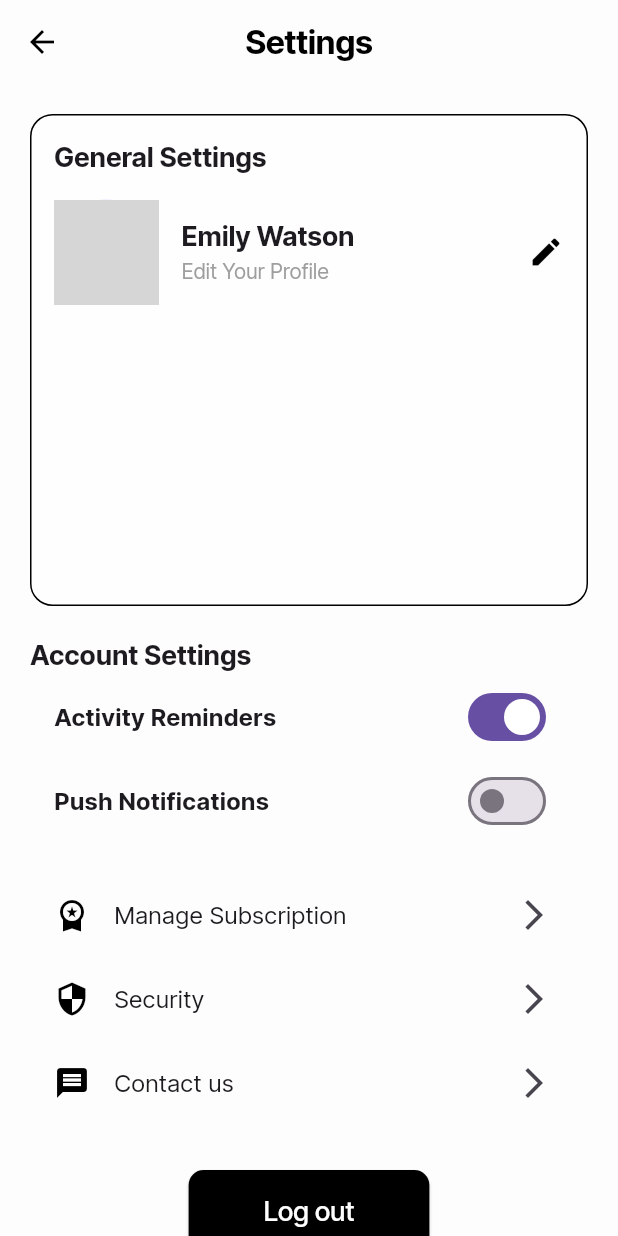
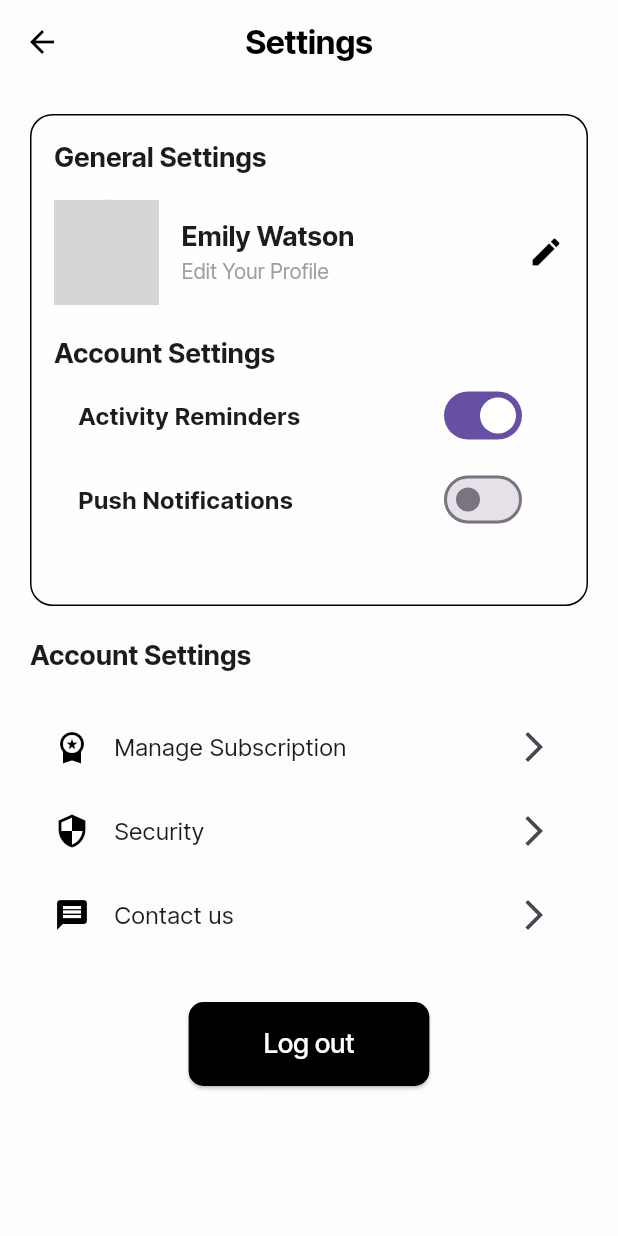
Before and after one commit to BondTime-New/Bondtime-App, a Flutter app: the screen it shows after launch, on a phone screen of 412 x 824 dp. Run offline on Flutter 3.47's test engine with Material 3 defaults, Android fonts, the phone set to English and light mode, and no system bars; network calls fail; grey boxes are pictures that could not be loaded.

Commit message:
Corrected the general settings button

```diff
--- a/lib/settings_page.dart
+++ b/lib/settings_page.dart
@@ -30,7 +30,8 @@ class SettingsPage extends StatelessWidget {
           crossAxisAlignment: CrossAxisAlignment.start,
           children: [
             // General Settings Card
-            // General Settings Card
+
+// General Settings Card
 Container(
   width: 380, // Set width
   height: 328, // Set height
@@ -44,14 +45,18 @@ Container(
     child: Column(
       crossAxisAlignment: CrossAxisAlignment.start,
       children: [
+        // Header
         Text(
           'General Settings',
           style: TextStyle(
+            fontFamily: 'InterTight', // Use Inter Tight
             fontSize: 18,
             fontWeight: FontWeight.bold,
           ),
         ),
         SizedBox(height: 15),
+
+        // Profile Section
         Row(
           children: [
             CircleAvatar(
@@ -66,6 +71,7 @@ Container(
                 Text(
                   'Emily Watson',
                   style: TextStyle(
+                    fontFamily: 'InterTight', // Use Inter Tight
                     fontSize: 18,
                     fontWeight: FontWeight.bold,
                   ),
@@ -73,6 +79,7 @@ Container(
                 Text(
                   'Edit Your Profile',
                   style: TextStyle(
+                    fontFamily: 'InterTight', // Use Inter Tight
                     color: Colors.grey,
                   ),
                 ),
@@ -81,6 +88,39 @@ Container(
             Spacer(),
             Icon(Icons.edit, color: Colors.black),
           ],
+        ),
+        SizedBox(height: 20),
+
+        // Account Settings
+        Text(
+          'Account Settings',
+          style: TextStyle(
+            fontFamily: 'InterTight', // Use Inter Tight
+            fontSize: 18,
+            fontWeight: FontWeight.bold,
+          ),
+        ),
+        SwitchListTile(
+          title: Text(
+            'Activity Reminders',
+            style: TextStyle(
+              fontFamily: 'InterTight', // Use Inter Tight
+              fontWeight: FontWeight.bold,
+            ),
+          ),
+          value: true,
+          onChanged: (value) {},
+        ),
+        SwitchListTile(
+          title: Text(
+            'Push Notifications',
+            style: TextStyle(
+              fontFamily: 'InterTight', // Use Inter Tight
+              fontWeight: FontWeight.bold,
+            ),
+          ),
+          value: false,
+          onChanged: (value) {},
         ),
       ],
     ),
@@ -96,22 +136,7 @@ Container(
                 fontWeight: FontWeight.bold,
               ),
             ),
-            SwitchListTile(
-              title: Text(
-                'Activity Reminders',
-                style: TextStyle(fontWeight: FontWeight.bold),
-              ),
-              value: true,
-              onChanged: (value) {},
-            ),
-            SwitchListTile(
-              title: Text(
-                'Push Notifications',
-                style: TextStyle(fontWeight: FontWeight.bold),
-              ),
-              value: false,
-              onChanged: (value) {},
-            ),
+
             SizedBox(height: 20),
 
             // Subscription, Security, Contact us
```
